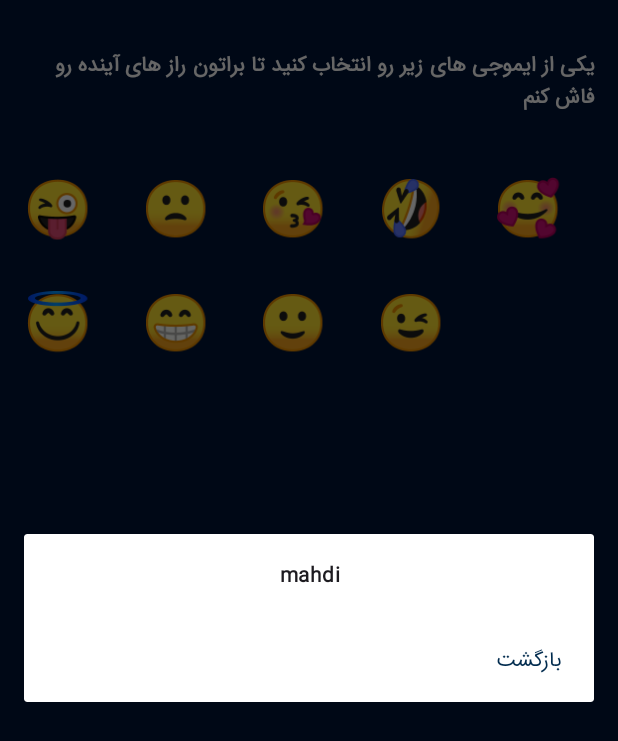
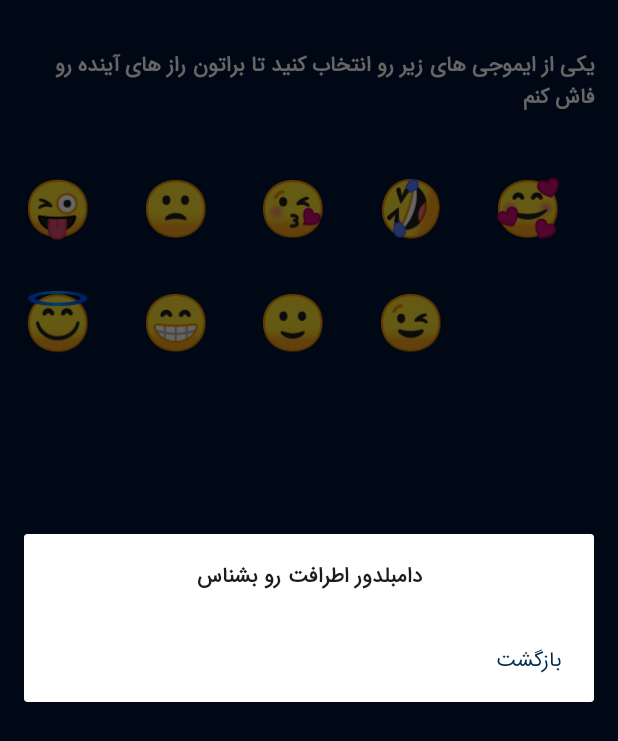
Before and after one commit to MahdiRahmani80/pishgoo, an Android app: the screen it shows after launch (MainActivity), after a tap on an icon or button, on a phone screen of 412 x 824 dp. Shown: the top 741 px of the screen. Run offline under Robolectric (Android 15) with nearby library versions, the phone set to English and light mode, and no system bars.

Commit message:
Add some Prophecy

```diff
--- a/app/src/main/java/com/atenfa/pishgoo/App.kt
+++ b/app/src/main/java/com/atenfa/pishgoo/App.kt
@@ -1,6 +1,7 @@
 package com.atenfa.pishgoo
 
 import android.app.Application
+import com.atenfa.pishgoo.utils.Prophecy
 import org.koin.core.context.startKoin
 import org.koin.dsl.module
 
@@ -10,7 +11,7 @@ class App : Application() {
     super.onCreate()
 
     val modules = module {
-
+      single { Prophecy}
       // view model
       // local
       // remote
--- a/app/src/main/java/com/atenfa/pishgoo/feature/home/HomeAdapter.kt
+++ b/app/src/main/java/com/atenfa/pishgoo/feature/home/HomeAdapter.kt
@@ -8,10 +8,15 @@ import androidx.recyclerview.widget.RecyclerView
 import com.atenfa.pishgoo.R
 import com.atenfa.pishgoo.databinding.DialogShowProphecyBinding
 import com.atenfa.pishgoo.databinding.ItemHomeBinding
+import com.atenfa.pishgoo.utils.Prophecy
+import org.koin.core.component.KoinComponent
+import org.koin.core.component.inject
+import org.koin.java.KoinJavaComponent
 
-class HomeAdapter(private val list: List<String>) : RecyclerView.Adapter<HomeAdapter.ViewHolder>() {
+class HomeAdapter(private val list: List<String>) : RecyclerView.Adapter<HomeAdapter.ViewHolder>(),KoinComponent {
 
   private lateinit var binding: ItemHomeBinding
+  private val prophecy by inject<Prophecy>()
 
   override fun onCreateViewHolder(parent: ViewGroup, viewType: Int): HomeAdapter.ViewHolder {
     binding = ItemHomeBinding.inflate(LayoutInflater.from(parent.context))
@@ -20,7 +25,7 @@ class HomeAdapter(private val list: List<String>) : RecyclerView.Adapter<HomeAda
 
   override fun onBindViewHolder(holder: HomeAdapter.ViewHolder, position: Int) {
     holder.tvEmoticon.text = list[position]
-    holder.tvEmoticon.setOnClickListener { showDialog("mahdi", it.context) }
+    holder.tvEmoticon.setOnClickListener { showDialog(prophecy.getProphecy(position), it.context) }
   }
 
   override fun getItemCount() = list.size
--- /dev/null
+++ b/app/src/main/java/com/atenfa/pishgoo/utils/Prophecy.kt
@@ -0,0 +1,153 @@
+package com.atenfa.pishgoo.utils
+
+object Prophecy {
+
+  fun getProphecy(index: Int): String {
+    return prophecyList.shuffled()[index].trim()
+  }
+  private val prophecyList =
+      listOf(
+          "امروز رو شل کن فقط خل بازی دربیار",
+          "امروز به دوستت زنگ خواهی زد اسکلش خواهی کرد",
+          "امروز بشین و غروب خورشید و ببین و لذت ببر",
+          " یه نامه واسه ۶۶ سالگیت بنویس",
+          "امروز برای دوستت یه نامه روی کاغذ بنویس (یکم ضایع هست، اما باور کن خیلی حال میکنه باهاش)",
+          "دهنت خیلی بو میده، مسواک بزن \uD83D\uDE05",
+          "امشب اگه زود تر از ۱۰ بخوابی، ۳۰ درصد گناهانت رو بتمن گردن میگیره\uD83D\uDE01",
+          "این بیخبران در طلبش بی خبرانند// کان را که خبر شد خبری باز نیامد",
+          "خطر حرف های مزخرفت امروز زیاده، سعی کن زیاد حرف نزنی، مخصوصا با خودت \uD83D\uDE05",
+          "امروز هاینبرگ خرته \uD83D\uDE02\uD83D\uDE02",
+          "مثلا، امروز بخشنده ترین آدم جهان خودتی مشتی",
+          " تو فردا به چشم هات کود لوبیای سحرامیز میدی",
+          "داستان های بزرگ با یک قدم شروع میشن.\uD83D\uDEB6",
+          "فراموش نکن که تو همیشه تو ذهن مایی.\uD83E\uDDE0",
+          "خوب رفتار نکن با رفتار های سرد.\uD83E\uDD76",
+          "تو دوباره گرسنه میشی یه ساعت دیگه.\uD83E\uDD24",
+          "شاید دنیا صدف تو باشه اما این به این معنی نیست که تو مرواریدش میشی.",
+          "ما چیزی درمورد آینده نمی دونیم اما یه بیسکویت داریم.\uD83C\uDF6A",
+          "بزرگترین خطر میتونه خریت (حماقت) باشه.\uD83E\uDD2A",
+          "تو میل به دزدی داری ، یه چیزی بگیر براش.",
+          "آدم چاق نمیترسه از بلندی ها ، میترسه از وسعت ها (پهنا ها).\u200C",
+          "امروز تو یه سوال ریاضی حل میکنی و میبینی که اصلا ازش بدت نمیاد!",
+          "امروز یهو با یه جوک مسخره این قدر میخندی که تهش کارت به جا های باریک میکشه :)",
+          "امروز وقتی داری با خودکار مینویسی دستت رو خودکاری میکنی",
+          "امروز یه آهنگ باحال پیدا میکنی، اگه پیدا کردی برای منم بفرست :)",
+          "امروز ۱۰ هزار تومن پول پیدا میکنی، اگه بیشتر پیدا کردی شماره کارتم رو برات میفرستم",
+          "به احتمال ۱۶ درصد تو میتونی به آینده سفر کنی",
+          "به احتمال ۴۹ درصد میتونی گذشته رو فراموش کنی",
+          " احتمال داره که امروز عشق زندگیتو پیداکنی اما حد اقل باید بری بیرون",
+          "خفن با زندگیت میکنی به احتمال ۳۰ درصد امروز یه کار ",
+          "، زیر چشی هم نیگا نکن چشم ها تو ببند و هیچی فکر نکن",
+          "امروز یه یوزپلنگ میبینی که شبیه گربه هست",
+          "اگه هوا باروونی هست و غمگینی یه آهنگ پلی کن و چایی بنوش",
+          "شاید امروز یه دوست جدید پیدا کنی",
+          "شاید امروز یه داستانی پیش بیاد که دیگه پیش نیاد",
+          " امروز یه فرصت جالبی بهت پیشنهاد میشه که به احتمال ۸۸ درصد باید قبولش کنی مگر این که خیلی فرصت داغونی باشه",
+          "امروز شانش پیدا کردن یه شغل درست درمون و آبرومند رو داری",
+          " امروز میتونی برای همیشه خز بازی رو کنار بذاری، میدونستی ؟",
+          "امروز پا میشی و برای زندگیت برنامه ریزی میکنی، سکوت، حل ندارم هم نشد جواب",
+          "توی حموم یه ایده ناب به ذهنت میرسه",
+          "یک اتفاق امحانی در پیش است",
+          "داستان یک پایان، شروع یک آغاز یواشی است در پس تاریکی",
+          "چشم های سرو بر طلوع مینگرد ",
+          "شاید امروز یک کتاب داستان جدید رو شروع کنی",
+          "شاید امروز بخوای یه زبان جدید رو شروع کنی، پیشنهاد من زبون فضایی ها است!!",
+          "پنجره منتظر تو هست، شاید در پس پنجره غریبه ای را ببینی",
+          "شاید امروز یه فیلم خوب پیدا کنی و ببینی",
+          "شاید روزی ز سر سنگ عقابی به هوا خواست",
+          "توانا بود هر که دانا بود",
+          "گرت عیب جویی بود در سرشت//نبینی جر طاووس دو پای زشت!",
+          "درد عشقی کشیده ام که مپرس// زهر هجری کشیده ام که مپرس",
+          "در کوی نیک نامان مارا گذر ندادند//گرتونمی پسندی تغییرده قضا را",
+          "شاید امروز یه غذای درست و حسابی بخوری",
+          "اگه امروز حالت خوبه برای اینه که اون مورچه ها رو نکشتی!",
+          "اگه امروز حال داری برو پیداده روی، بعدا دعام میکنی",
+          "اگه یه خر دیدی باهاش مهربون باش",
+          "!امروز اینستا نرو، رفتی پای خودت",
+          "زبان سرخ سر سبز میدهد بر باد و بوران",
+          "اگه داداشت امروز حال نداره اذیتش نکن",
+          "بهش زنگ بزن",
+          "بهش پیام بده",
+          "منتظر نباش",
+          "ولش کن بره",
+          "برو سرچ کن بی مزه ترین جوک های تاریخ بشریت بعد برای مامانت اون ها رو بخون :)",
+          "امروز برو برا خودت یه بستنی بخر و حال کن، یادت نره خیلی ها همینشم ندارن :)",
+          "خطر باد های شمالی ",
+          "خطر شب های طولانی",
+          "شنونده باید عاقل باشه داداش",
+          "روز های خوب هم میاد",
+          "همیشه که نباید خوش و خرم بود، اما خوش بودن یه انتخابه، میگیری چی میگم",
+          "رستم میره دارو خونه میگه من به این سوسول بازی ها اعتقاد ندارم!",
+          "کفشدوزک رفته بقال شده، دنیای کوچیکیه!",
+          "بتمنم حالا شده مدافع حقوق اونا، بابا بسه دیگه",
+          "مرد عنکبوتی هم تار میزنه، نوازنده هم تار میزنه، تو هم تار میزنی؟؟ اع از کی تاحالا؟",
+          "مرد آهنی هم دیگه سیبیل نمیذاره تو دیگه چرا!",
+          "امروز جوکر خونت زیاده",
+          "یکم فاز نگیری نمیگن نولی، میگن ارتی!!",
+          "توانایی ها تو برای مدت کوتاهی سه برابر میشن، قدرش رو بدون به جان عمو هالک",
+          "هالک برای شما هفته پر از اعصاب خوردی آرزو میکنه اما کیه که با هالک اعتقاد داشته باشه!",
+          "و میترا اید بانوی نور و روشنایی آتشی میافروز.",
+          "چیستا ایزد بانوی دانایی بر سمت چپ دوشتان نشسته است!",
+          "رستم میره نونوایی میگه: منم رستم دستان،پهلوان جهان",
+          "امروز اینقدر رستم ورزش کرده و پر زور شده که اون روی اسبش جا نمیشه، پس مجبوره اسبش بندازه روی دوشش",
+          "امروز هیتلر سبیلش رو میزنه!",
+          "شاید جوزف استالین هم آدم بشه",
+          "اگه امروز برق رفت فقط ناسزا گفتن به ۱۰ نفر رو بتمن گردن میگیره",
+          "اگه امروز هوا خوب بود، افراسیاب پیشنهاد میده که با سهراب بریم قدم بزنیم",
+          "رودابه میگه چخبر",
+          "سهراب میگه: چشم ها رو باید شست، خا",
+          "پرواز کردن رو باید از خفاش یاد گرفت، جز پستانداران هست، کور هست، پر هم نداره، الگو نماد بتمن هم هست، نماد خون آشام هام هست!!",
+          "اگه زرافه دیدی بهش نگو دراز بیقواره!",
+          "اگه پلنگ دیدی مواظب شیر های اطرافش هم باش",
+          "اگه آب سرد میخوری هم مواظب باش چاق نشی",
+          "پس کی میخوای یه سر و سامونی به خودت بدی؟‌فردا؟",
+          "الان تو ناراحت، تو الان بی حال، بی حوصله، که میتونه حالت و خوب کنه؟؟ بجز خودت",
+          "اگه سم رو با خلص نیت هم بخوری میمیری",
+          "از دوستی خاله خرسه بر حذر باش",
+          "قلت املاعی نداشح باشیید چو بی اغلی میعاره",
+          "محمود نونوای محل ما وقتی رستم دستان میاد پیشش به احترامش بهش نون بدون نوبت میده، البته که کار اشتباهی میکنه",
+          "یه امروز رو با زئوس بگذرون",
+          "!امروز هرکول و آرش کمانگیر میخوان مسابقه بدن، ببینیم کی میبره",
+          "تروآ هم یه پاشنه ضعیف داشت!",
+          "اسکندر مقدونی رفت پیش ترامپ، دید ترامپ زیاد جیغ جیغ میکنه زد کشتتش!",
+          "یه روز آتنا و رودابه داشتن دعوا میکردن، یهو جوکر پرید وسط گفت، اصلن من از همه خوشگل ترم",
+          "اگه دلتنگی بادبادک هوا کن",
+          "افلاطون اومد پیش من شاگردی گفتم اگه میخواستی چیز یادبگیری از همون سقراط یاد میگرفتی!",
+          "اگه ولدمورت اومد مذاکره کنه، باهاش درگیر نشو، ریز خدافظی کن برو",
+          "دامبلدور اطرافت رو بشناس",
+          "یه روز حضرت عیسی رفت پیاده روی، بتمن بهش تیکه انداخت، حضرت گفت: خداروشکر من عاقلم",
+          "گرگ وقتی عاشق میشه، میدونی؟ نه نمیدونم چون من گرگ نیستم!",
+          "اگه یه کفتار توی خیابون دیدی مثل لاشخور باهاش رفتار نکن، مثل سگ رفتار کن",
+          "اگه یکی خواست ناراحتت کنه، هدفش ناراحت کردن توعه، اگه به روت نیاری خودش نارحت میشه",
+          "امروز عصای جادویی هری پاتر رو پیدا میکنید",
+          "اورانوس، پدر آسمان نگاهی عاقل اندر سفی به گایا، مادر زمین میاندازد، میخواهد صحبت کند اما از صحبت باز میماند",
+          "هرا در کمین است!!",
+          "چشمانت امروز شبیه آرس شده!",
+          "آتنا الهه خرد، از قلب معصومان دفاع میکند",
+          "امروز کمی خلق و خوی هرمس پیدا میکنی!",
+          "دیروز دود بودی، امروز کربن، پسفردا الماس!",
+          "امروز همه جا آبی میشه",
+          "اگه سبز بشه، میریم!",
+          "اگه پر داشتی پرواز کن، اگه دوپا داشتی بال بساز، البته اگه بخوای پرواز کنی!",
+          "اگه بی حوصله ای و از خودت بدت میاد، بیا ریاضی بخون،اون وقت دیگه از خودت بدت نمیاد!",
+          "سردته؟ به قطب جنوب فکر کن!",
+          "اگه یه آدم فضایی ببینی چجوری باهاش ارتباط برقرار میکنی؟ با خواهرت هم همینجوری رفتار کن!",
+          "اگه امروز ۸ تا لیوان آب بخوری خود هارلی کویین توی آخرت شفاعتت رو میکنه که ای کاش نکنه!",
+          "این پیام فقط برای مجتبی هست، اگه مجتبی نیستید این پیام رو رها کنید. (مجتبی داداش از برنامه لذت میبری دیگه!)",
+          "این پیام برای امیر هست، داداش عرض ارادت :)",
+          "با افراد ساده، درونگرا و آرووم دوست بشین، آدم های خوبی هستن!",
+          "سوپرمن اشک هاشو پاک کرد و به کوروش کبیر گفت: خداروشکر که کریپتونایت باعث میشه من ضعیف بشم، وگر نه قابل کنترل نبودم!",
+          "اگه بروس وین هم اومد بهت پول بده، اعتقادت رو نفروش!",
+          "اگه مجبور شدی سم بخوری، بخور، اما لازم نیست ازش لذت ببری!",
+          "اگه نصف راه رو رفتی و سر درگمی باید تجدید نظر کنی!",
+          "اگه گشنته، میتونی یه ساعت دیگه هم تحمل کنی",
+          "هدف آدم ها رو صبح زود بیدار میکنه، نه آلارم",
+          "سقوط از تقوا تدریجی هست",
+          "اگه یه ستاره تو آسمون داری، براش یه فضاپیما بساز",
+          "سرباز اهدافت باش، دشمن خودت",
+          "اگه شمشیر دستته پس تنهایی و در محنت!",
+          "هر موقع فکر کردی علامه دهری، دو کتاب درست و درمون بخون",
+          "یه پادکست خوب کن",
+          "شاید یه فیلم جدید مناسب باشه!",
+      )
+}
```
